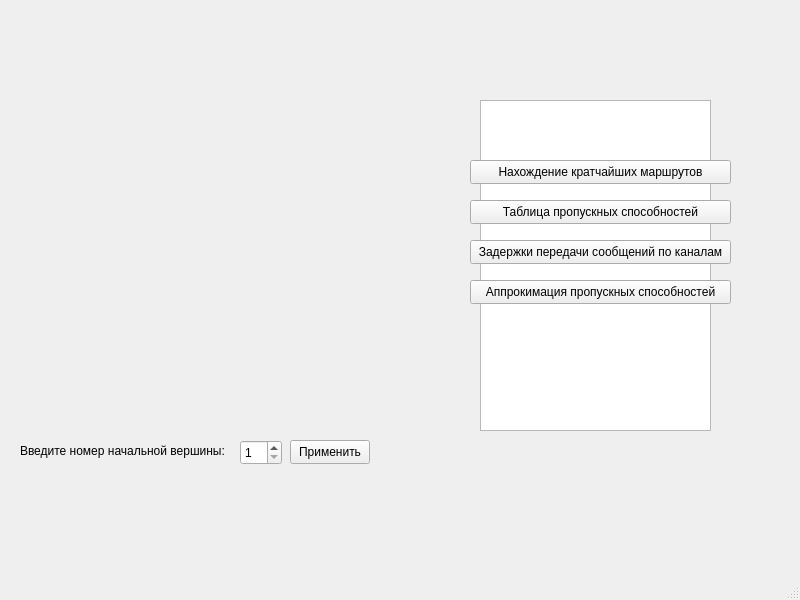
Old version of the form mainwindow.ui in the repository d1mas334/LR_CompNetw.
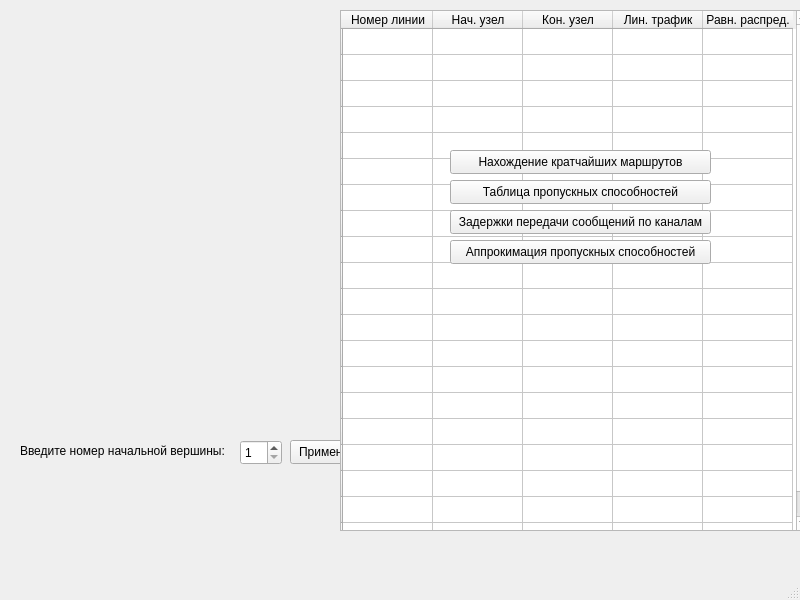
New version of the form.

Commit message: Добавление таблицы и её частичное заполнение

What changed in the file:
```diff
--- a/mainwindow.ui
+++ b/mainwindow.ui
@@ -69,8 +69,8 @@
    <widget class="QPushButton" name="pushButton_2">
     <property name="geometry">
      <rect>
-      <x>470</x>
-      <y>160</y>
+      <x>450</x>
+      <y>150</y>
       <width>261</width>
       <height>24</height>
      </rect>
@@ -82,8 +82,8 @@
    <widget class="QPushButton" name="pushButton_3">
     <property name="geometry">
      <rect>
-      <x>470</x>
-      <y>200</y>
+      <x>450</x>
+      <y>180</y>
       <width>261</width>
       <height>24</height>
      </rect>
@@ -95,8 +95,8 @@
    <widget class="QPushButton" name="pushButton_4">
     <property name="geometry">
      <rect>
-      <x>470</x>
-      <y>240</y>
+      <x>450</x>
+      <y>210</y>
       <width>261</width>
       <height>24</height>
      </rect>
@@ -108,8 +108,8 @@
    <widget class="QPushButton" name="pushButton_5">
     <property name="geometry">
      <rect>
-      <x>470</x>
-      <y>280</y>
+      <x>450</x>
+      <y>240</y>
       <width>261</width>
       <height>24</height>
      </rect>
@@ -118,6 +118,159 @@
      <string>Аппрокимация пропускных способностей</string>
     </property>
    </widget>
+   <widget class="QTableWidget" name="tableWidget_2">
+    <property name="geometry">
+     <rect>
+      <x>340</x>
+      <y>10</y>
+      <width>471</width>
+      <height>521</height>
+     </rect>
+    </property>
+    <attribute name="horizontalHeaderMinimumSectionSize">
+     <number>28</number>
+    </attribute>
+    <attribute name="horizontalHeaderDefaultSectionSize">
+     <number>90</number>
+    </attribute>
+    <attribute name="verticalHeaderDefaultSectionSize">
+     <number>26</number>
+    </attribute>
+    <row>
+     <property name="text">
+      <string/>
+     </property>
+    </row>
+    <row>
+     <property name="text">
+      <string/>
+     </property>
+    </row>
+    <row>
+     <property name="text">
+      <string/>
+     </property>
+    </row>
+    <row>
+     <property name="text">
+      <string/>
+     </property>
+    </row>
+    <row>
+     <property name="text">
+      <string/>
+     </property>
+    </row>
+    <row>
+     <property name="text">
+      <string/>
+     </property>
+    </row>
+    <row>
+     <property name="text">
+      <string/>
+     </property>
+    </row>
+    <row>
+     <property name="text">
+      <string/>
+     </property>
+    </row>
+    <row>
+     <property name="text">
+      <string/>
+     </property>
+    </row>
+    <row>
+     <property name="text">
+      <string/>
+     </property>
+    </row>
+    <row>
+     <property name="text">
+      <string/>
+     </property>
+    </row>
+    <row>
+     <property name="text">
+      <string/>
+     </property>
+    </row>
+    <row>
+     <property name="text">
+      <string/>
+     </property>
+    </row>
+    <row>
+     <property name="text">
+      <string/>
+     </property>
+    </row>
+    <row>
+     <property name="text">
+      <string/>
+     </property>
+    </row>
+    <row>
+     <property name="text">
+      <string/>
+     </property>
+    </row>
+    <row>
+     <property name="text">
+      <string/>
+     </property>
+    </row>
+    <row>
+     <property name="text">
+      <string/>
+     </property>
+    </row>
+    <row>
+     <property name="text">
+      <string/>
+     </property>
+    </row>
+    <row>
+     <property name="text">
+      <string/>
+     </property>
+    </row>
+    <column>
+     <property name="text">
+      <string>Номер линии</string>
+     </property>
+    </column>
+    <column>
+     <property name="text">
+      <string>Нач. узел</string>
+     </property>
+    </column>
+    <column>
+     <property name="text">
+      <string>Кон. узел</string>
+     </property>
+    </column>
+    <column>
+     <property name="text">
+      <string>Лин. трафик</string>
+     </property>
+    </column>
+    <column>
+     <property name="text">
+      <string>Равн. распред.</string>
+     </property>
+    </column>
+   </widget>
+   <zorder>tableWidget</zorder>
+   <zorder>label</zorder>
+   <zorder>spinBox</zorder>
+   <zorder>pushButton</zorder>
+   <zorder>tableWidget_2</zorder>
+   <zorder>pushButton_5</zorder>
+   <zorder>pushButton_4</zorder>
+   <zorder>pushButton_3</zorder>
+   <zorder>pushButton_2</zorder>
   </widget>
   <widget class="QMenuBar" name="menubar">
    <property name="geometry">
```
The commit also changes 1 other file.
